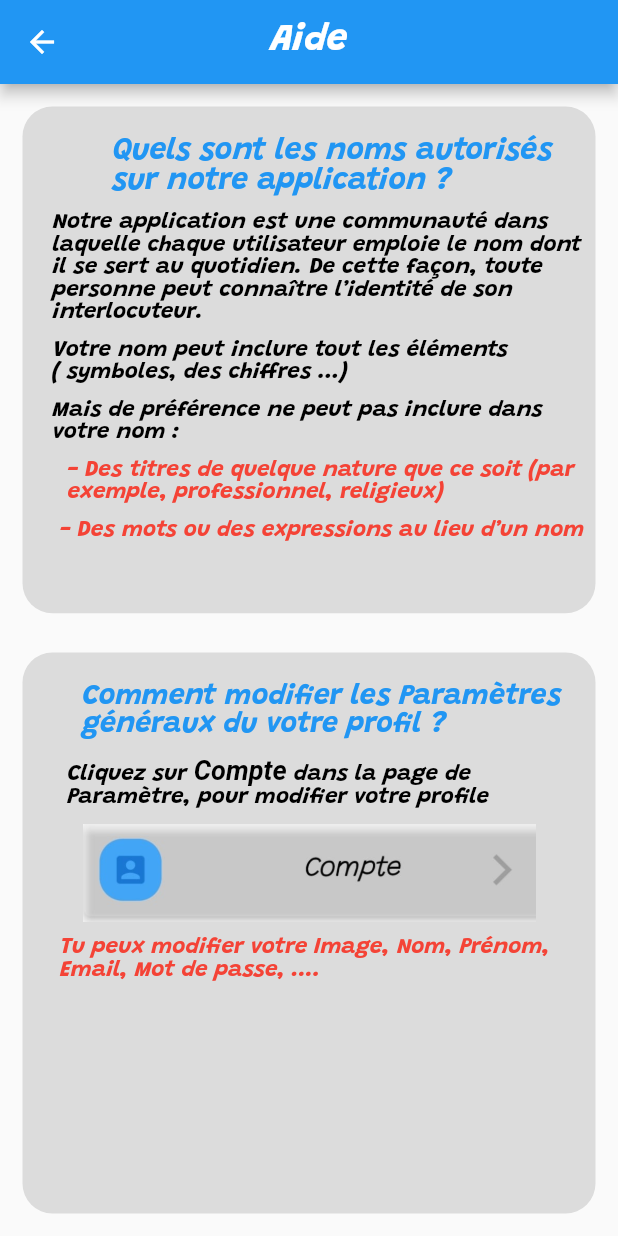
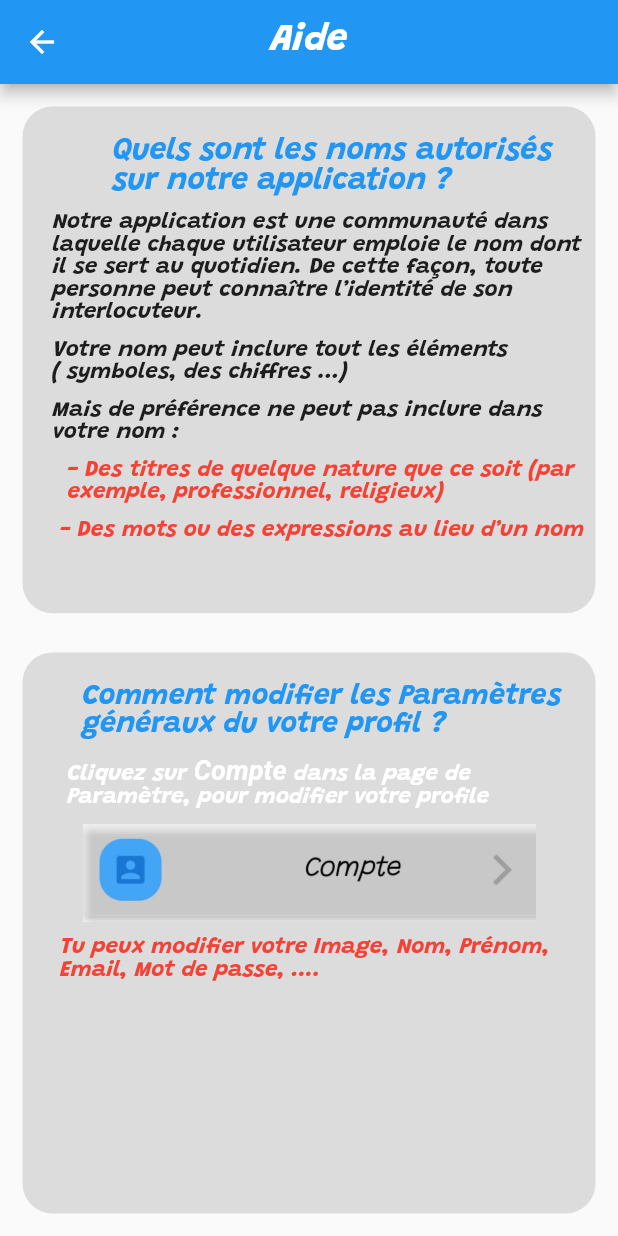
Before and after one commit to waeldghais/chat_app, a Flutter app: the AidePage screen opened directly, on a phone screen of 412 x 824 dp. Run offline on Flutter 3.47's test engine with Material 2 defaults, Android fonts, the phone set to English and light mode, and no system bars; our stand-ins replace cloud_firestore, firebase_auth, firebase_core, firebase_storage, fluttertoast, image_picker and 4 more; missing offline and left inert: image_downloader, translator; accounts and stored records are empty.

Commit message:
add dark theme

```diff
--- a/lib/lang/ar.json
+++ b/lib/lang/ar.json
@@ -43,5 +43,6 @@
     "traMot":"أدخل الكلمة لترجمتها",
     "Tu peut modfier":"يمكنك تعديل صورتك ، الاسم ، الاسم الأول ، البريد الإلكتروني ، كلمة المرور ، ....",
     "Paramètre": "ضبط",
-    "Mode Sombre": "الوضع المظلم"
+    "Mode Sombre": "الوضع المظلم",
+    "home":"الصفحة الرئيسية"
 }
--- a/lib/lang/en.json
+++ b/lib/lang/en.json
@@ -42,6 +42,7 @@
     "traMot":"Enter the word to translate",
     "Tu peut modfier":"You can modify your Image, Name, First Name, Email, Password, ....",
     "Paramètre": "Setting",
-    "Mode Sombre": "Dark Mode"
+    "Mode Sombre": "Dark Mode",
+    "home":"Home"
 
 }
--- a/lib/lang/es.json
+++ b/lib/lang/es.json
@@ -43,6 +43,7 @@
     "traMot":"Ingrese la palabra para traducir",
     "Tu peut modfier":"Puede modificar su Imagen, Nombre, Nombre, Correo electrónico, Contraseña, ....",
     "Paramètre": "Ajuste",
-    "Mode Sombre": "Modo oscuro"
+    "Mode Sombre": "Modo oscuro",
+    "home":"bienvenida"
 
 }
--- a/lib/lang/fr.json
+++ b/lib/lang/fr.json
@@ -43,6 +43,7 @@
     "traMot":"Enter le mot à traduire",
     "Tu peut modfier":"Tu peux modifier votre Image, Nom, Prénom, Email, Mot de passe, ....",
     "Paramètre": "Paramètre",
-    "Mode Sombre": "Mode Sombre"
+    "Mode Sombre": "Mode Sombre",
+    "home":"Accueil"
 
 }
--- a/lib/main.dart
+++ b/lib/main.dart
@@ -51,7 +51,7 @@ class _MyAppState extends State<MyApp> {
 
   @override
   Widget build(BuildContext context) {
-    final provider = Provider.of<ThemeNotifier>(context);
+    ThemeNotifier provider = Provider.of<ThemeNotifier>(context);
     if (_locale == null) {
       return Container(
         child: Center(
--- a/lib/ui/Chat/bodychat.dart
+++ b/lib/ui/Chat/bodychat.dart
@@ -453,7 +453,6 @@ class _Body extends State<Bodychat> {
                     ? Container(
                         height: 45,
                         decoration: new BoxDecoration(
-                          color: Colors.white,
                           border: new Border.all(width: 0.0),
                         ),
                         child: Row(
@@ -577,7 +576,6 @@ class _Body extends State<Bodychat> {
       barrierDismissible: false, // user must tap button!
       builder: (BuildContext context) {
         return AlertDialog(
-          backgroundColor: Colors.black12,
           title: Text(getTran(context, 'tra'),
               style: TextStyle(color: Colors.red)),
           content: SingleChildScrollView(
--- a/lib/ui/PageAide/pageaide.dart
+++ b/lib/ui/PageAide/pageaide.dart
@@ -54,7 +54,6 @@ class AidePage extends StatelessWidget {
                     child: Text(getTran(context, 'Notre application'),
                         style: TextStyle(
                             fontStyle: FontStyle.italic,
-                            color: Colors.black,
                             fontWeight: FontWeight.bold,
                             fontSize: 15,
                             fontFamily: 'Lobster')),
@@ -64,7 +63,6 @@ class AidePage extends StatelessWidget {
                     child: Text(getTran(context, 'Votre nom peut inclure'),
                         style: TextStyle(
                             fontStyle: FontStyle.italic,
-                            color: Colors.black,
                             fontWeight: FontWeight.bold,
                             fontSize: 15,
                             fontFamily: 'Lobster')),
@@ -74,7 +72,6 @@ class AidePage extends StatelessWidget {
                     child: Text(getTran(context, 'de préférence'),
                         style: TextStyle(
                             fontStyle: FontStyle.italic,
-                            color: Colors.black,
                             fontWeight: FontWeight.bold,
                             fontSize: 15,
                             fontFamily: 'Lobster')),
@@ -139,7 +136,6 @@ class AidePage extends StatelessWidget {
                           text: getTran(context, 'Cliquez sur'),
                           style: TextStyle(
                               fontStyle: FontStyle.italic,
-                              color: Colors.black,
                               fontWeight: FontWeight.bold,
                               fontSize: 15,
                               fontFamily: 'Lobster'),
@@ -148,7 +144,6 @@ class AidePage extends StatelessWidget {
                                 text: getTran(context, 'Compte'),
                                 style: TextStyle(
                                   fontWeight: FontWeight.bold,
-                                  color: Colors.black,
                                   fontSize: 18,
                                 )),
                             TextSpan(
--- a/lib/ui/Parmetre/Compte/Parmetre.dart
+++ b/lib/ui/Parmetre/Compte/Parmetre.dart
@@ -36,9 +36,11 @@ class _Parmetre extends State<Parmetre> {
       size: 24.0,
     ),
   ];
+
   @override
   Widget build(BuildContext context) {
-    Size size = MediaQuery.of(context).size;
+    final provider = Provider.of<ThemeNotifier>(context, listen: false);
+
     final List<String> labelList = <String>['Mode Sombre', 'Compte'];
     return Scaffold(
         appBar: AppBar(
@@ -108,8 +110,6 @@ class _Parmetre extends State<Parmetre> {
                   if (labelList[index] == 'Compte') {
                     Navigator.of(context).push(_createRouteCompte(user));
                   } else if (labelList[index] == 'Mode Sombre') {
-                    final provider =
-                        Provider.of<ThemeNotifier>(context, listen: false);
                     provider.toggletheme();
                   }
                 },
```
Also changed, not shown: lib/ui/Parmetre/Compte/parCompte.dart (+1 -7 lines), lib/ui/home/pagehome.dart (+12 -4 lines).
